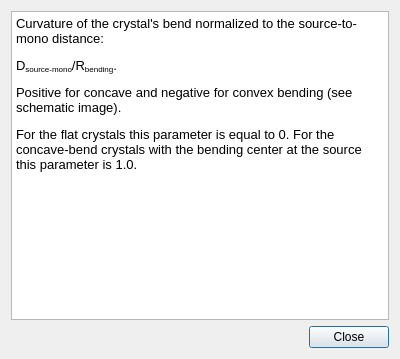
MatthewJCameron/imbl, file mono/monoGui/wtf.ui: the form before one commit.
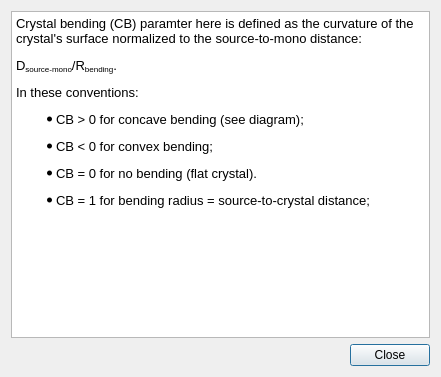
The form after the commit.

Commit message: modified:   mono/monoBase/mono.cpp 	new file:   mono/monoGui/energysetter.ui 	modified:   mono/monoGui/monoGui.cpp 	modified:   mono/monoGui/monoGui.h 	modified:   mono/monoGui/monoGui.pro 	modified:   mono/monoGui/monoGui.ui 	modified:   mono/monoGui/wtf.ui 	modified:   qimbl/qimbl.cpp 	modified:   qimbl/qimbl.ui

Patch:
```diff
--- a/mono/monoGui/wtf.ui
+++ b/mono/monoGui/wtf.ui
@@ -6,8 +6,8 @@
    <rect>
     <x>0</x>
     <y>0</y>
-    <width>400</width>
-    <height>359</height>
+    <width>441</width>
+    <height>377</height>
    </rect>
   </property>
   <property name="windowTitle">
@@ -21,10 +21,13 @@
 &lt;html&gt;&lt;head&gt;&lt;meta name=&quot;qrichtext&quot; content=&quot;1&quot; /&gt;&lt;style type=&quot;text/css&quot;&gt;
 p, li { white-space: pre-wrap; }
 &lt;/style&gt;&lt;/head&gt;&lt;body style=&quot; font-family:'Bitstream Vera Sans'; font-size:10pt; font-weight:400; font-style:normal;&quot;&gt;
-&lt;p style=&quot; margin-top:0px; margin-bottom:0px; margin-left:0px; margin-right:0px; -qt-block-indent:0; text-indent:0px;&quot;&gt;Curvature of the crystal's bend normalized to the source-to-mono distance:&lt;/p&gt;
+&lt;p style=&quot; margin-top:0px; margin-bottom:0px; margin-left:0px; margin-right:0px; -qt-block-indent:0; text-indent:0px;&quot;&gt;Crystal bending (CB) paramter here is defined as the curvature of the crystal's surface normalized to the source-to-mono distance:&lt;/p&gt;
 &lt;p style=&quot; margin-top:12px; margin-bottom:12px; margin-left:0px; margin-right:0px; -qt-block-indent:0; text-indent:0px;&quot;&gt;D&lt;span style=&quot; vertical-align:sub;&quot;&gt;source-mono&lt;/span&gt;/R&lt;span style=&quot; vertical-align:sub;&quot;&gt;bending&lt;/span&gt;.&lt;/p&gt;
-&lt;p style=&quot; margin-top:12px; margin-bottom:12px; margin-left:0px; margin-right:0px; -qt-block-indent:0; text-indent:0px;&quot;&gt;Positive for concave and negative for convex bending (see schematic image).&lt;/p&gt;
-&lt;p style=&quot; margin-top:12px; margin-bottom:12px; margin-left:0px; margin-right:0px; -qt-block-indent:0; text-indent:0px;&quot;&gt;For the flat crystals this parameter is equal to 0. For the concave-bend crystals with the bending center at the source this parameter is 1.0.&lt;/p&gt;&lt;/body&gt;&lt;/html&gt;</string>
+&lt;p style=&quot; margin-top:12px; margin-bottom:12px; margin-left:0px; margin-right:0px; -qt-block-indent:0; text-indent:0px;&quot;&gt;In these conventions:&lt;/p&gt;
+&lt;ul style=&quot;margin-top: 0px; margin-bottom: 0px; margin-left: 0px; margin-right: 0px; -qt-list-indent: 1;&quot;&gt;&lt;li style=&quot; margin-top:12px; margin-bottom:0px; margin-left:0px; margin-right:0px; -qt-block-indent:0; text-indent:0px;&quot;&gt;CB &amp;gt; 0 for concave bending (see diagram); &lt;/li&gt;
+&lt;li style=&quot; margin-top:12px; margin-bottom:0px; margin-left:0px; margin-right:0px; -qt-block-indent:0; text-indent:0px;&quot;&gt;CB &amp;lt; 0 for convex bending; &lt;/li&gt;
+&lt;li style=&quot; margin-top:12px; margin-bottom:0px; margin-left:0px; margin-right:0px; -qt-block-indent:0; text-indent:0px;&quot;&gt;CB = 0 for no bending (flat crystal).&lt;/li&gt;&lt;/ul&gt;
+&lt;ul style=&quot;margin-top: 0px; margin-bottom: 0px; margin-left: 0px; margin-right: 0px; -qt-list-indent: 1;&quot;&gt;&lt;li style=&quot; margin-top:12px; margin-bottom:0px; margin-left:0px; margin-right:0px; -qt-block-indent:0; text-indent:0px;&quot;&gt;CB = 1 for bending radius = source-to-crystal distance; &lt;/li&gt;&lt;/ul&gt;&lt;/body&gt;&lt;/html&gt;</string>
      </property>
     </widget>
    </item>
```
Left out of the diff: 2 changed lines with no effect on the pictures. The commit also changes 8 other files.
